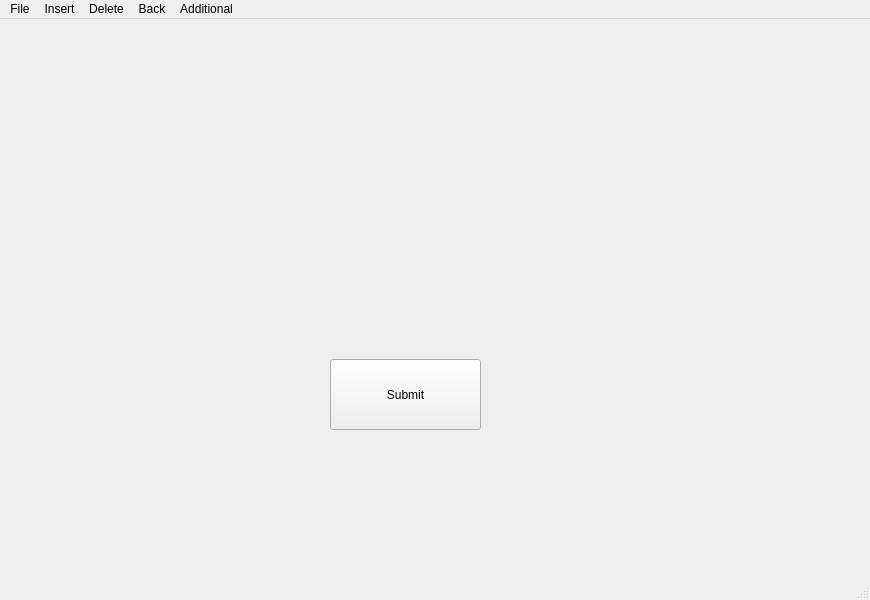
Before: the Qt Designer form mainwindow.ui in brennanafrank/EasyDraft, drawn with Qt 5.
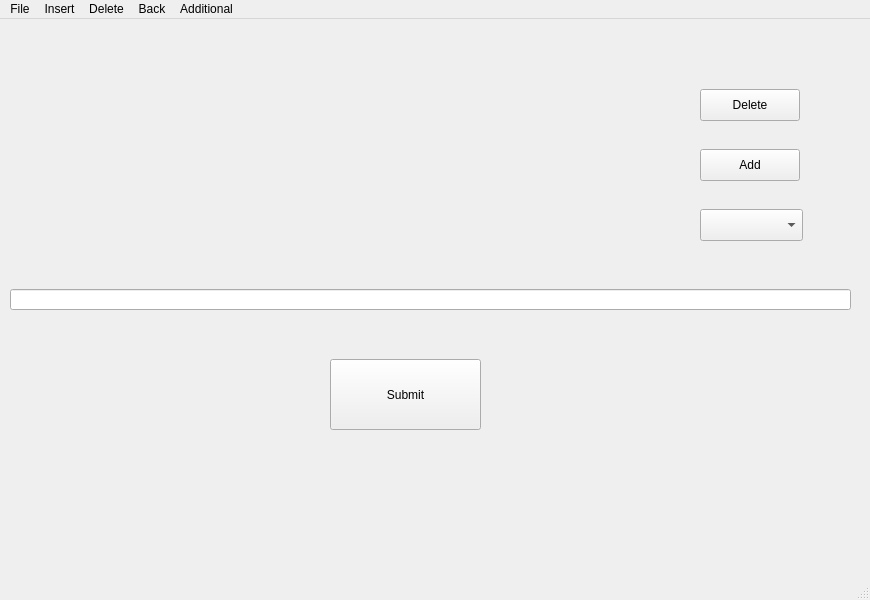
After: the same form once the commit is applied. The open tabs and pages were chosen to show the change. Icons and pictures are not drawn.

```diff
--- a/mainwindow.ui
+++ b/mainwindow.ui
@@ -50,7 +50,7 @@
        <string>Select Widget</string>
       </property>
      </widget>
-     <widget class="QLineEdit" name="lineEdit">
+     <widget class="QLineEdit" name="lineEdit_2">
       <property name="geometry">
        <rect>
         <x>370</x>
@@ -65,8 +65,8 @@
      <widget class="QLabel" name="label">
       <property name="geometry">
        <rect>
-        <x>297</x>
-        <y>15</y>
+        <x>340</x>
+        <y>10</y>
         <width>221</width>
         <height>61</height>
        </rect>
@@ -88,6 +88,52 @@
        <string>Submit</string>
       </property>
      </widget>
+     <widget class="QPushButton" name="deletePlaceholderButton">
+      <property name="geometry">
+       <rect>
+        <x>700</x>
+        <y>70</y>
+        <width>100</width>
+        <height>32</height>
+       </rect>
+      </property>
+      <property name="text">
+       <string>Delete</string>
+      </property>
+     </widget>
+     <widget class="QPushButton" name="addPlaceholderButton">
+      <property name="geometry">
+       <rect>
+        <x>700</x>
+        <y>130</y>
+        <width>100</width>
+        <height>32</height>
+       </rect>
+      </property>
+      <property name="text">
+       <string>Add</string>
+      </property>
+     </widget>
+     <widget class="QComboBox" name="placeholderComboBox">
+      <property name="geometry">
+       <rect>
+        <x>700</x>
+        <y>190</y>
+        <width>103</width>
+        <height>32</height>
+       </rect>
+      </property>
+     </widget>
+     <widget class="QLineEdit" name="lineEdit">
+      <property name="geometry">
+       <rect>
+        <x>10</x>
+        <y>270</y>
+        <width>841</width>
+        <height>21</height>
+       </rect>
+      </property>
+     </widget>
     </widget>
     <widget class="QWidget" name="page_4">
      <widget class="QPushButton" name="pushButton_3">
```
Left out of the diff: 2 changed lines with no effect on the pictures.
